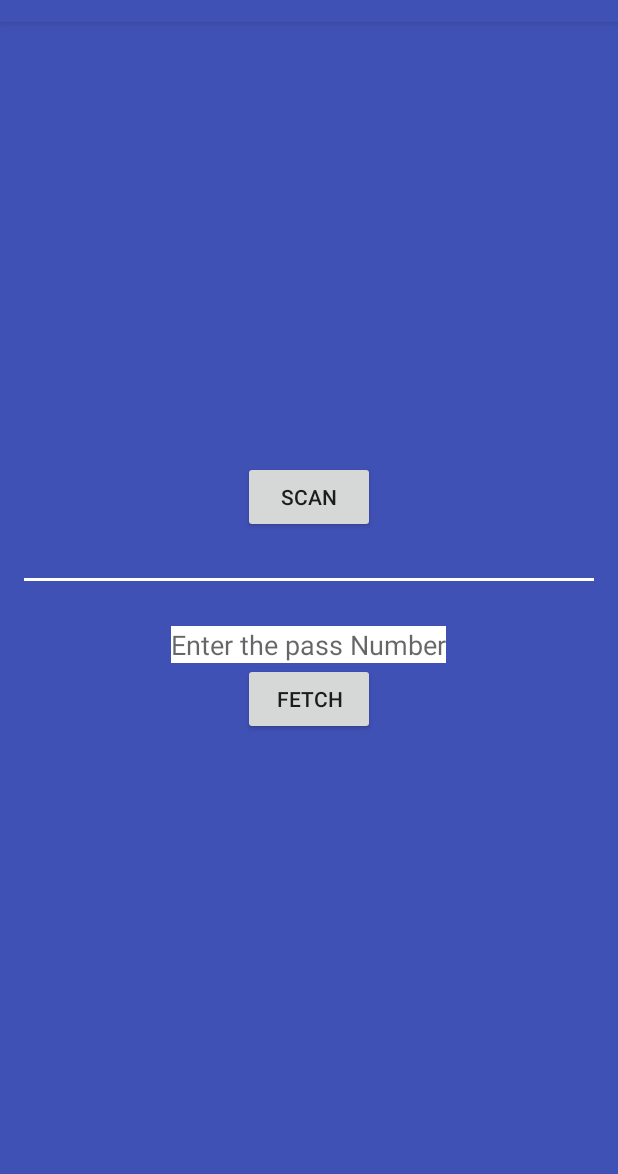
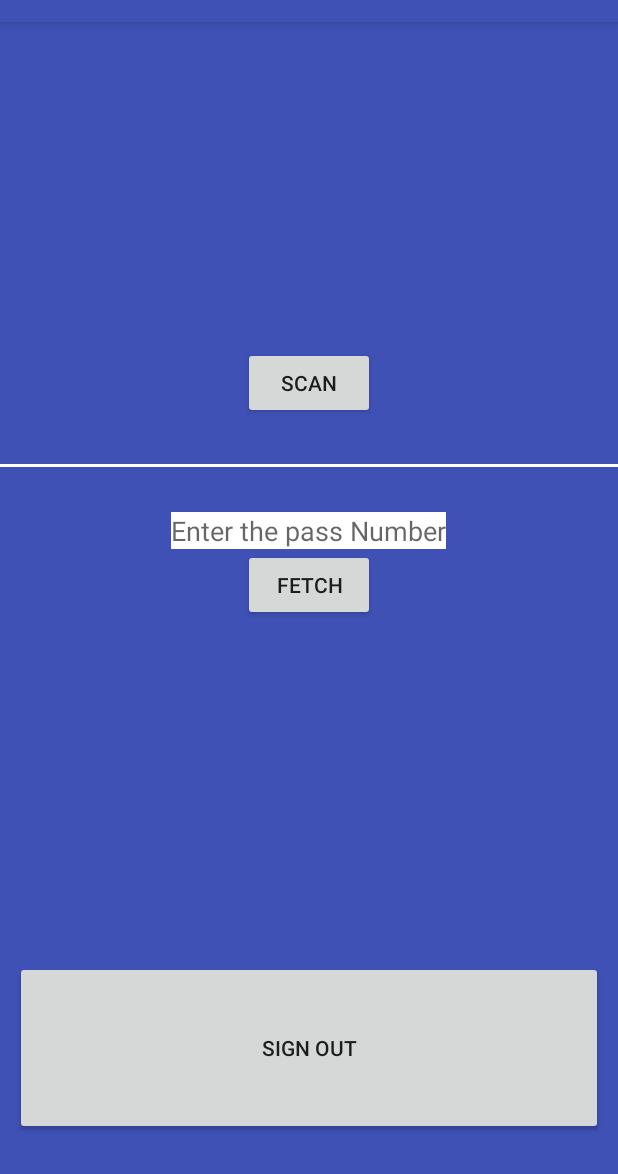
Before and after one commit to Dwijraj/TouristUser, an Android app: the screen it shows after launch once a user with an empty profile is signed in (MainActivity), on a phone screen of 412 x 824 dp, the part 62-1236 px from its top. Run offline under Robolectric (Android 15) with nearby library versions, the phone set to English and light mode, and no system bars; our stand-ins replace Firebase (no records; nobody signed in at launch, a user with empty details on screens opened directly); libraries missing offline, so code that uses them is left out: com.google.zxing.integration.

Commit message:
Minor Bug fixes and Sign out feature

```diff
--- a/app/src/main/java/pass/com/passsecurity/MainActivity.java
+++ b/app/src/main/java/pass/com/passsecurity/MainActivity.java
@@ -1,5 +1,7 @@
 package pass.com.passsecurity;
 
+import android.app.AlertDialog;
+import android.content.DialogInterface;
 import android.content.Intent;
 import android.support.v7.app.AppCompatActivity;
 import android.os.Bundle;
@@ -24,7 +26,9 @@ public class MainActivity extends AppCompatActivity {
     private Button FETCHING;
     private FirebaseAuth mAuth;
     private Button SCAN;
+    private Button SIGN_OUT;
     private EditText Pass;
+    private AlertDialog alertDialog;
     private DatabaseReference Mstorageref;
     @Override
     protected void onCreate(Bundle savedInstanceState) {
@@ -33,8 +37,10 @@ public class MainActivity extends AppCompatActivity {
 
         mAuth=FirebaseAuth.getInstance();
 
+
         FETCHING=(Button)findViewById(R.id.Submit);
         Pass=(EditText)findViewById(R.id.PASS_NUMBER);
+        SIGN_OUT=(Button)findViewById(R.id.Sign_out);
 
         if(mAuth.getCurrentUser()==null)
         {
@@ -55,6 +61,38 @@ public class MainActivity extends AppCompatActivity {
             }
         });
 
+        SIGN_OUT.setOnClickListener(new View.OnClickListener() {
+            @Override
+            public void onClick(View v) {
+
+               AlertDialog.Builder alertDialogBuilder = new AlertDialog.Builder(
+                        MainActivity.this);
+
+                alertDialogBuilder.setTitle("Confirm sign out");
+                alertDialogBuilder.setMessage("Are you sure you want to sign out?");
+                alertDialogBuilder.setPositiveButton("Yes", new DialogInterface.OnClickListener() {
+                    @Override
+                    public void onClick(DialogInterface dialog, int which) {
+                        mAuth.signOut();
+                        Intent NEW_SIGN= new Intent(getApplicationContext(),sign_In_Activity.class);
+                        finish();
+                        startActivity(NEW_SIGN);
+                    }
+                });
+                alertDialogBuilder.setNegativeButton("No", new DialogInterface.OnClickListener() {
+                    @Override
+                    public void onClick(DialogInterface dialog, int which) {
+
+                        dialog.dismiss();
+                    }
+                });
+
+                AlertDialog alertDialog = alertDialogBuilder.create();
+
+                // show it
+                alertDialog.show();
+            }
+        });
 
         FETCHING.setOnClickListener(new View.OnClickListener() {
             @Override
--- a/app/src/main/java/pass/com/passsecurity/sign_In_Activity.java
+++ b/app/src/main/java/pass/com/passsecurity/sign_In_Activity.java
@@ -138,7 +138,8 @@ public class sign_In_Activity extends AppCompatActivity {
                                                 }
                                                 else
                                                 {
-                                                    Toast.makeText(getApplicationContext(),"Wrong Gate ID",Toast.LENGTH_SHORT).show();
+                                                    prog.dismiss();
+                                                    Toast.makeText(getApplicationContext(),"Wrong Gate Password",Toast.LENGTH_SHORT).show();
                                                 }
 
                                             }
@@ -153,7 +154,7 @@ public class sign_In_Activity extends AppCompatActivity {
                                     else
                                     {
 
-                                        Log.v("Testing1","Test3");
+                                        prog.dismiss();
                                         Toast.makeText(getApplicationContext(),"Wrong Gate Id",Toast.LENGTH_SHORT).show();
                                     }
 
--- a/app/src/main/res/layout/activity_main.xml
+++ b/app/src/main/res/layout/activity_main.xml
@@ -1,22 +1,22 @@
 <?xml version="1.0" encoding="utf-8"?>
-<RelativeLayout xmlns:android="http://schemas.android.com/apk/res/android"
+<LinearLayout  xmlns:android="http://schemas.android.com/apk/res/android"
     xmlns:tools="http://schemas.android.com/tools"
     android:id="@+id/activity_main"
     android:layout_width="match_parent"
     android:layout_height="match_parent"
     android:paddingBottom="@dimen/activity_vertical_margin"
-    android:paddingLeft="@dimen/activity_horizontal_margin"
-    android:paddingRight="@dimen/activity_horizontal_margin"
-    android:paddingTop="@dimen/activity_vertical_margin"
     android:gravity="center"
+    android:orientation="vertical"
+    android:weightSum="100"
     android:background="@color/colorPrimary"
     tools:context="pass.com.passsecurity.MainActivity">
 
    <LinearLayout
        android:gravity="center"
+       android:layout_weight="82.00"
        android:orientation="vertical"
        android:layout_width="match_parent"
-       android:layout_height="wrap_content">
+       android:layout_height="0dp">
 
       <LinearLayout
           android:gravity="center"
@@ -71,5 +71,20 @@
       </LinearLayout>
 
    </LinearLayout>
+   <LinearLayout
+       android:layout_width="match_parent"
+       android:layout_weight="18"
+       android:layout_height="0dp">
 
-</RelativeLayout>
+      <Button
+          android:layout_width="match_parent"
+          android:layout_margin="10dp"
+          android:text="SIGN OUT"
+          android:id="@+id/Sign_out"
+          android:layout_height="match_parent" />
+
+
+
+   </LinearLayout>
+
+</LinearLayout>
```
